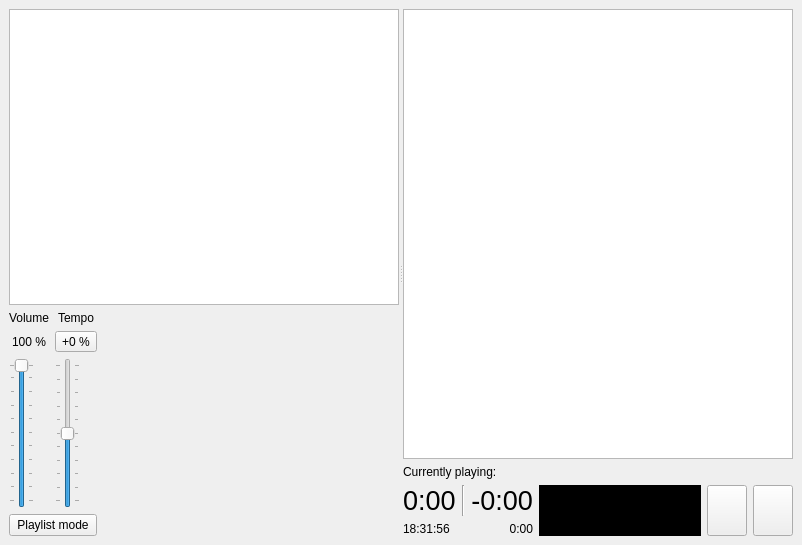
Before: the Qt Designer form src/UI/ClassroomWindow.ui in madmaxoft/SkauTan, drawn with Qt 5.
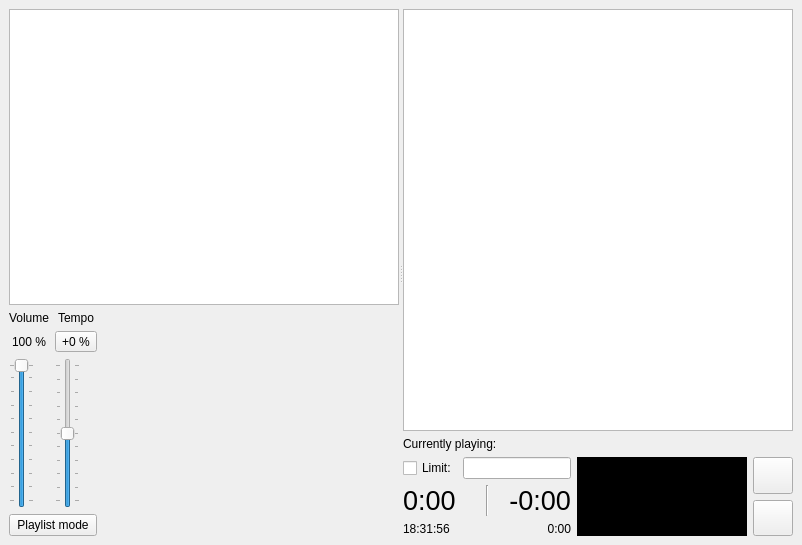
After: the same form once the commit is applied. Icons and pictures are not drawn. Custom widgets are drawn as their Qt base class.

Commit message: ClassroomMode: Implemented volume, tempo and duration limit controls.

Diff of the .ui file:
```diff
--- a/src/UI/ClassroomWindow.ui
+++ b/src/UI/ClassroomWindow.ui
@@ -10,6 +10,11 @@
     <height>545</height>
    </rect>
   </property>
+  <property name="font">
+   <font>
+    <pointsize>9</pointsize>
+   </font>
+  </property>
   <property name="windowTitle">
    <string>SkauTan</string>
   </property>
@@ -190,11 +195,6 @@
         </item>
         <item>
          <widget class="QLabel" name="lblCurrentlyPlaying">
-          <property name="font">
-           <font>
-            <pointsize>9</pointsize>
-           </font>
-          </property>
           <property name="text">
            <string notr="true">Currently playing:</string>
           </property>
@@ -204,6 +204,27 @@
          <layout class="QHBoxLayout" name="horizontalLayout">
           <item>
            <layout class="QVBoxLayout" name="verticalLayout_4">
+            <item>
+             <layout class="QHBoxLayout" name="horizontalLayout_3">
+              <item>
+               <widget class="QCheckBox" name="chbDurationLimit">
+                <property name="text">
+                 <string>Limit:</string>
+                </property>
+               </widget>
+              </item>
+              <item>
+               <widget class="QLineEdit" name="leDurationLimit">
+                <property name="sizePolicy">
+                 <sizepolicy hsizetype="Minimum" vsizetype="Fixed">
+                  <horstretch>0</horstretch>
+                  <verstretch>0</verstretch>
+                 </sizepolicy>
+                </property>
+               </widget>
+              </item>
+             </layout>
+            </item>
             <item>
              <layout class="QHBoxLayout" name="horizontalLayout_6">
               <item>
@@ -252,11 +273,6 @@
              <layout class="QHBoxLayout" name="horizontalLayout_7">
               <item>
                <widget class="QLabel" name="lblWallClockTime">
-                <property name="font">
-                 <font>
-                  <pointsize>9</pointsize>
-                 </font>
-                </property>
                 <property name="toolTip">
                  <string>Current wall-clock time</string>
                 </property>
@@ -267,11 +283,6 @@
               </item>
               <item>
                <widget class="QLabel" name="lblPosition">
-                <property name="font">
-                 <font>
-                  <pointsize>9</pointsize>
-                 </font>
-                </property>
                 <property name="toolTip">
                  <string>Current position within the song</string>
                 </property>
@@ -307,6 +318,8 @@
            </widget>
           </item>
           <item>
+           <layout class="QVBoxLayout" name="verticalLayout_3">
+            <item>
            <widget class="QPushButton" name="btnPlayPause">
             <property name="sizePolicy">
              <sizepolicy hsizetype="Fixed" vsizetype="Preferred">
@@ -345,6 +358,8 @@
               <normaloff>:/img/stop.png</normaloff>:/img/stop.png</iconset>
             </property>
            </widget>
+            </item>
+           </layout>
           </item>
          </layout>
         </item>
```
Lines whose indentation alone changed are shown as unchanged. The commit also changes 3 other files.
